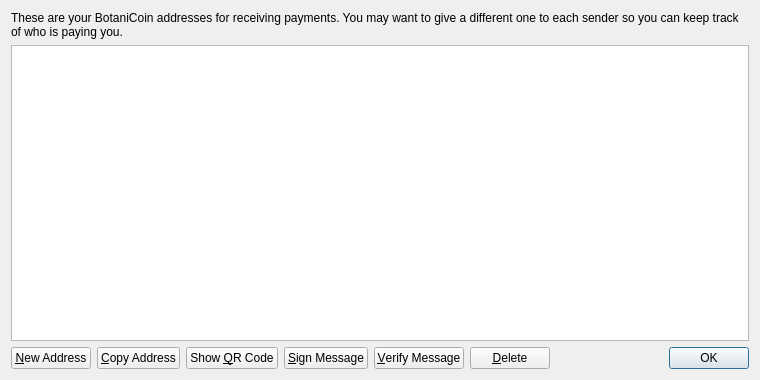
Qt form src/qt/forms/addressbookpage.ui (donatcoin/sourse) before a commit.
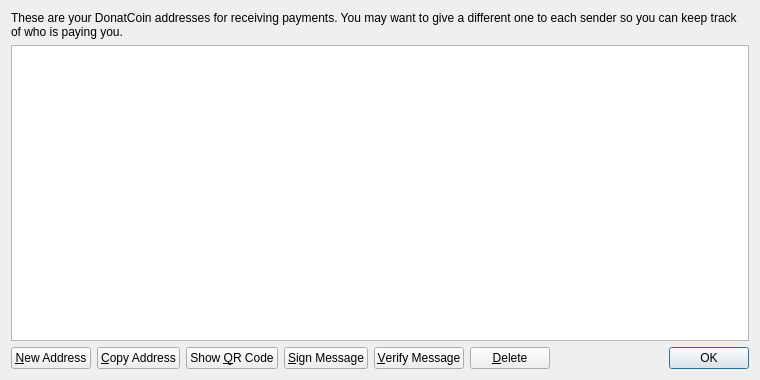
The same form after that commit. Icons and pictures are not drawn.

```diff
--- a/src/qt/forms/addressbookpage.ui
+++ b/src/qt/forms/addressbookpage.ui
@@ -17,7 +17,7 @@
    <item>
     <widget class="QLabel" name="labelExplanation">
      <property name="text">
-      <string>These are your BotaniCoin addresses for receiving payments. You may want to give a different one to each sender so you can keep track of who is paying you.</string>
+      <string>These are your DonatCoin addresses for receiving payments. You may want to give a different one to each sender so you can keep track of who is paying you.</string>
      </property>
      <property name="textFormat">
       <enum>Qt::PlainText</enum>
```
